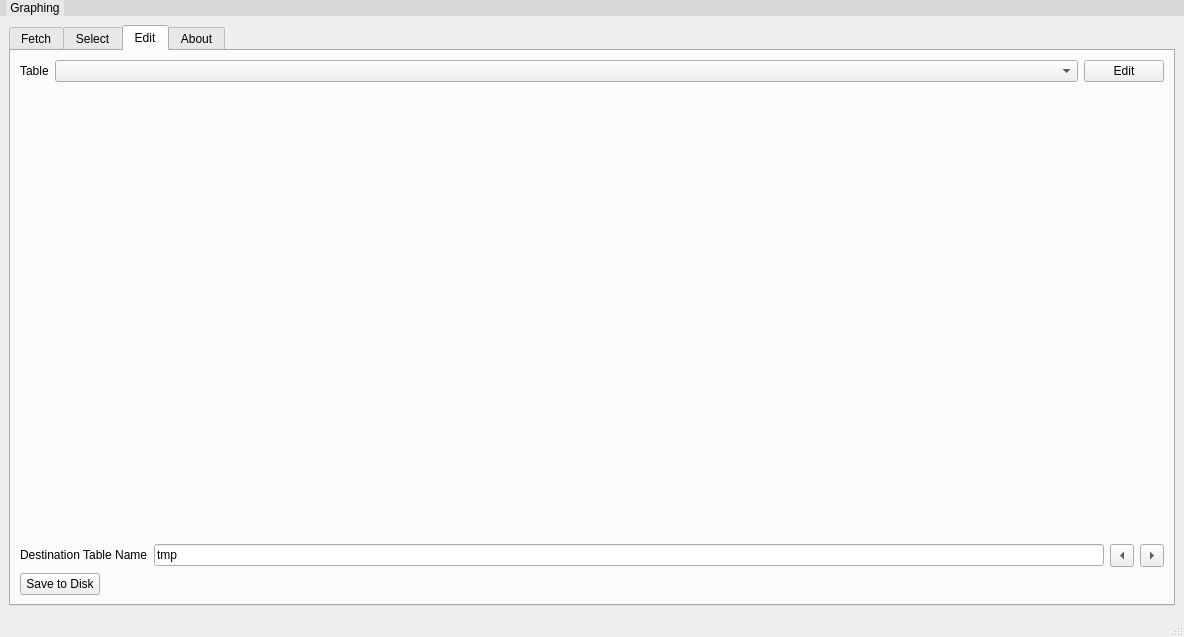
Qt form layouts/main_window.ui (hitranonline/hapiest) before a commit.
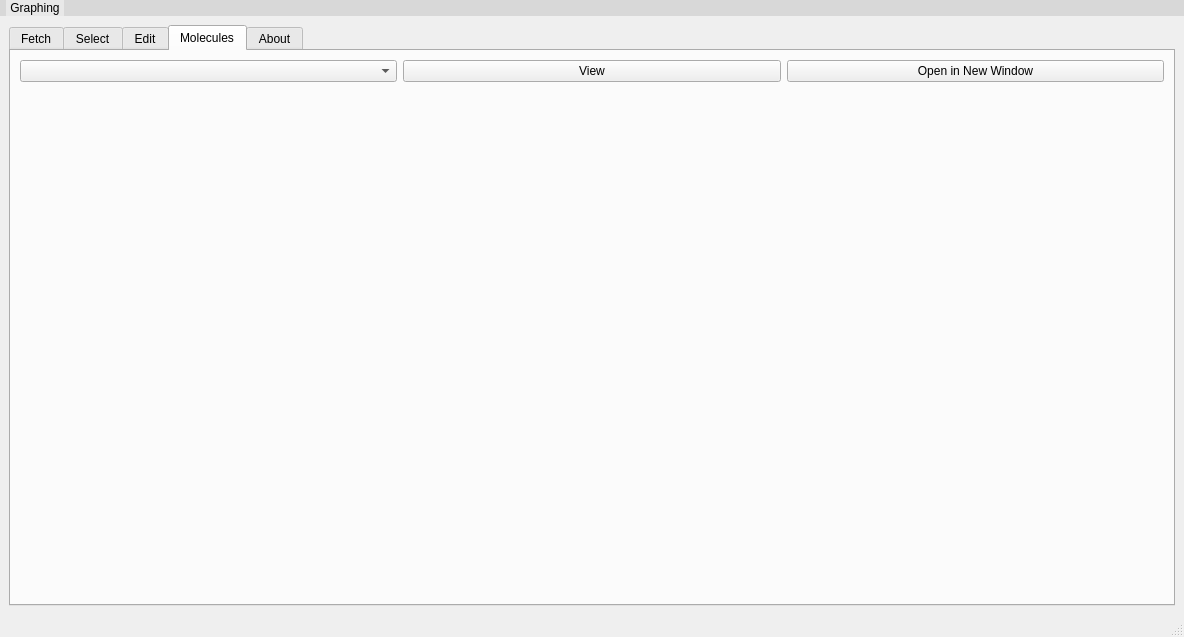
The same form after that commit.

Commit message: Added GUI widgets for molecule information feature

```diff
--- a/layouts/main_window.ui
+++ b/layouts/main_window.ui
@@ -72,7 +72,7 @@
        <enum>QTabWidget::Rounded</enum>
       </property>
       <property name="currentIndex">
-       <number>2</number>
+       <number>3</number>
       </property>
       <widget class="QWidget" name="fetch_tab">
        <attribute name="title">
@@ -1008,6 +1008,47 @@
         </item>
        </layout>
       </widget>
+      <widget class="QWidget" name="molecules_tab">
+       <attribute name="title">
+        <string>Molecules</string>
+       </attribute>
+       <layout class="QVBoxLayout" name="verticalLayout_9">
+        <item>
+         <layout class="QHBoxLayout" name="horizontalLayout_2">
+          <property name="sizeConstraint">
+           <enum>QLayout::SetMaximumSize</enum>
+          </property>
+          <item>
+           <widget class="QComboBox" name="selected_molecule"/>
+          </item>
+          <item>
+           <widget class="QPushButton" name="molecules_view_button">
+            <property name="text">
+             <string>View</string>
+            </property>
+           </widget>
+          </item>
+          <item>
+           <widget class="QPushButton" name="molecules_popout_button">
+            <property name="text">
+             <string>Open in New Window</string>
+            </property>
+           </widget>
+          </item>
+         </layout>
+        </item>
+        <item>
+         <widget class="QWidget" name="molecule_container" native="true">
+          <property name="sizePolicy">
+           <sizepolicy hsizetype="MinimumExpanding" vsizetype="MinimumExpanding">
+            <horstretch>0</horstretch>
+            <verstretch>0</verstretch>
+           </sizepolicy>
+          </property>
+         </widget>
+        </item>
+       </layout>
+      </widget>
       <widget class="QWidget" name="about_tab">
        <attribute name="title">
         <string>About</string>
```
The commit also changes 1 other file.
